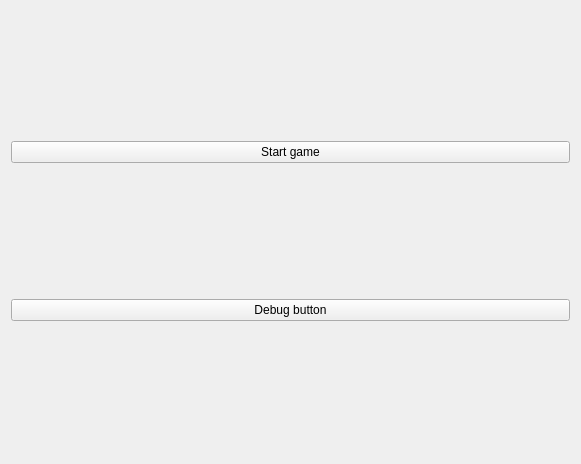
This is src/menu.ui in MivojBlazek/Tetris as Qt 5 draws it before an edit. The edited form follows.
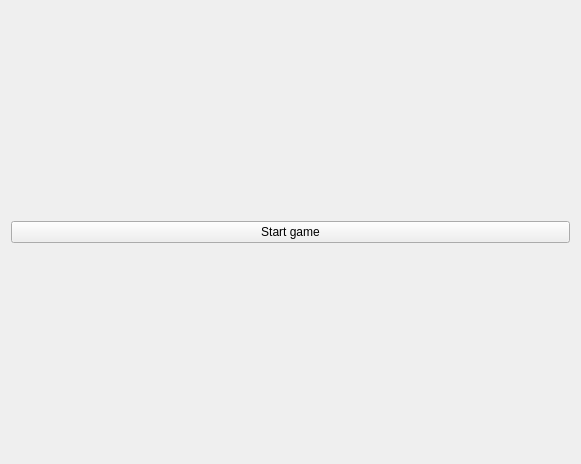
This is the edited form.

Commit message: Added rotations and removed Debug button Removed Debug button as it does nothing. Blocks can be rotated with up arrow and Z button. Blocks cannot be rotated if there is not enough space for them.

```diff
--- a/src/menu.ui
+++ b/src/menu.ui
@@ -21,13 +21,6 @@
      </property>
     </widget>
    </item>
-   <item>
-    <widget class="QPushButton" name="StopButton">
-     <property name="text">
-      <string>Debug button</string>
-     </property>
-    </widget>
-   </item>
   </layout>
  </widget>
  <resources/>
```
The commit also changes 8 other files.
